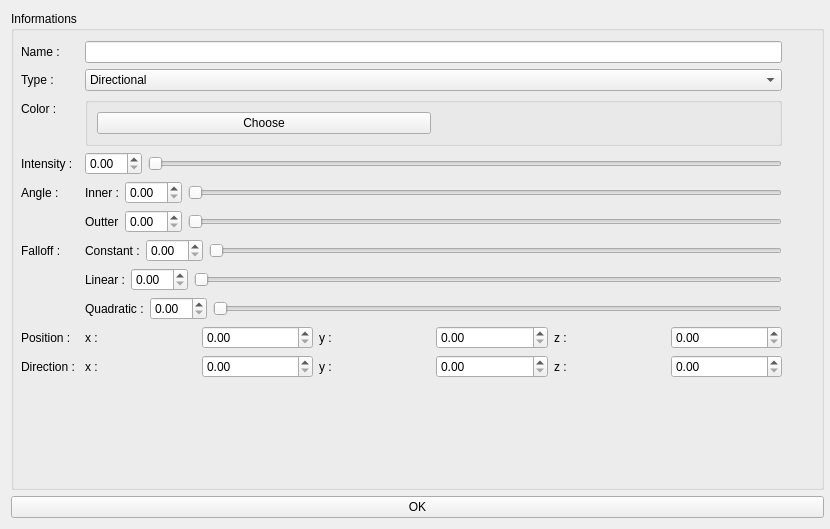
Old version of the form Applications/MainApplication_BE/Gui/ui/LightCreator.ui in the repository SylvainDeker/Radium-Engine.
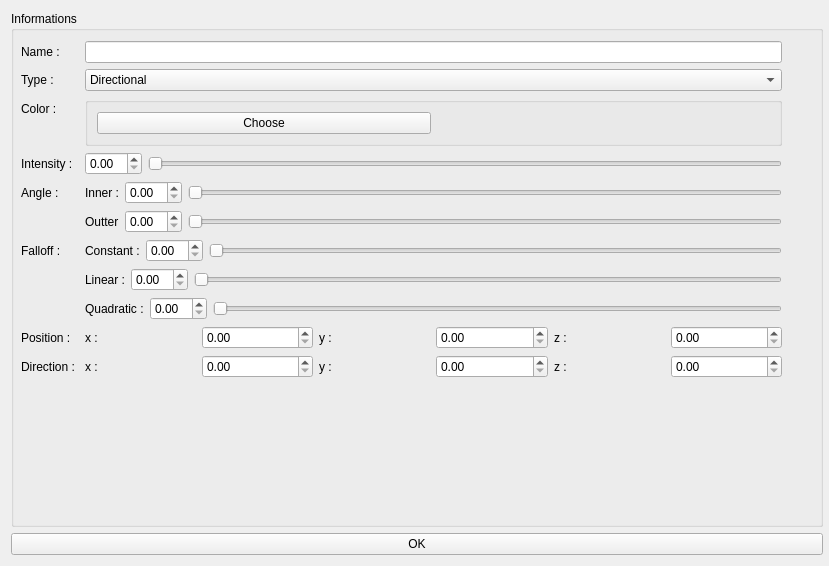
New version of the form.

The edit to the form file:
```diff
--- a/Applications/MainApplication_BE/Gui/ui/LightCreator.ui
+++ b/Applications/MainApplication_BE/Gui/ui/LightCreator.ui
@@ -6,8 +6,8 @@
    <rect>
     <x>0</x>
     <y>0</y>
-    <width>830</width>
-    <height>529</height>
+    <width>829</width>
+    <height>566</height>
    </rect>
   </property>
   <property name="sizePolicy">
```
